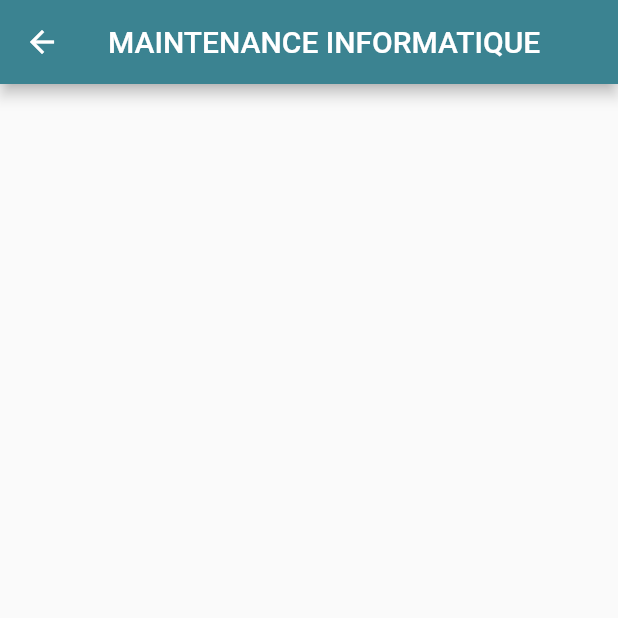
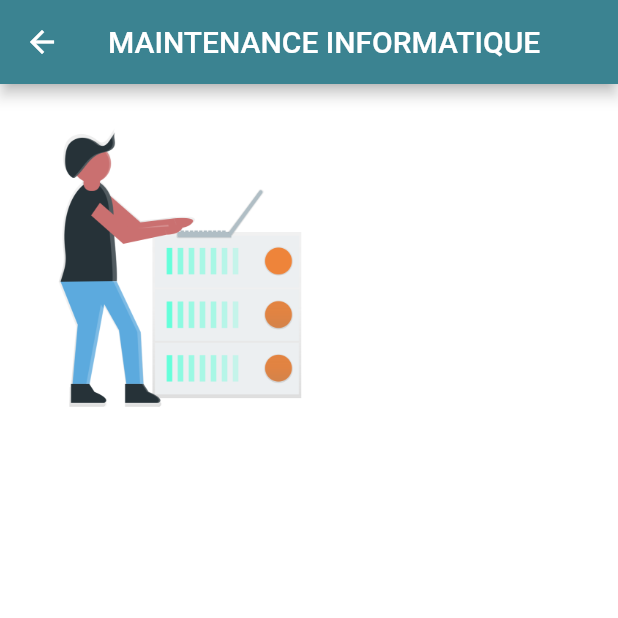
Before and after one commit to EdgarEmmanuel/FlUTTER_SPRING_BOOT, a Flutter app: the Numerique screen opened directly, in the side drawer, after a tap on "Maintenance informatique", on a phone screen of 412 x 824 dp, the top half of it. Run offline on Flutter 3.47's test engine with Material 2 defaults, Android fonts, the phone set to English and light mode, and no system bars; our stand-ins replace data_connection_checker, dio; missing offline and left inert: flutter_youtube.

Commit message:
page maintenance.dart

```diff
--- a/frontfluttertattagine/lib/pages/Numerique.dart
+++ b/frontfluttertattagine/lib/pages/Numerique.dart
@@ -52,7 +52,10 @@ class Numerique extends StatelessWidget{
                   " par des formations de renforcement de capacité.Ainsi le centre aura quatre (4) départements:"
                   " le département des métiers du numérique, des métiers de l’industrie, des métiers du tertiaire"
                   " et enfin le département des métiers de la gestion. Dans chaque département, des cursus de"
-                  " spécialisation y seront proposés."
+                  " spécialisation y seront proposés." ,
+              style: TextStyle(
+                fontWeight: FontWeight.bold
+              ),
             ),
           ),
         ],
--- a/frontfluttertattagine/lib/pages/numerique/Maintenance.dart
+++ b/frontfluttertattagine/lib/pages/numerique/Maintenance.dart
@@ -1,14 +1,33 @@
-
 
 import 'package:flutter/cupertino.dart';
 import 'package:flutter/material.dart';
+import 'package:flutter_youtube/flutter_youtube.dart';
+
 
 class Maintenance extends StatelessWidget{
   @override
   Widget build(BuildContext context) {
     return Scaffold(
+      backgroundColor: Colors.white,
       appBar: AppBar(
         title: Text("MAINTENANCE INFORMATIQUE"),
+      ),
+      body: SingleChildScrollView(
+        child: Column(
+          children: <Widget>[
+            Column(
+              children: <Widget>[
+                  Padding(
+                    padding: EdgeInsets.all(10.0),
+                    child:Image.asset(
+                        "images/maintenance.png",
+                      width: 220.0,
+                    ),
+                  ),
+              ],
+            )
+          ],
+        ),
       ),
     );
   }
--- a/frontfluttertattagine/pubspec.yaml
+++ b/frontfluttertattagine/pubspec.yaml
@@ -29,6 +29,7 @@ dependencies:
   data_connection_checker: 0.3.4
   flutter_local_notifications: 3.0.3
   rxdart: ^0.23.1
+  flutter_youtube: ^2.0.0+1
 
 
   # The following adds the Cupertino Icons font to your application.
@@ -70,6 +71,7 @@ flutter:
     - images/seck.png
     - images/read.png
     - images/webdeveloper.png
+    - images/maintenance.png
   #   - images/a_dot_ham.jpeg
 
   # An image asset can refer to one or more resolution-specific "variants", see
```
Also changed, not shown: frontfluttertattagine/images/maintenance.png (added), frontfluttertattagine/pubspec.lock.
